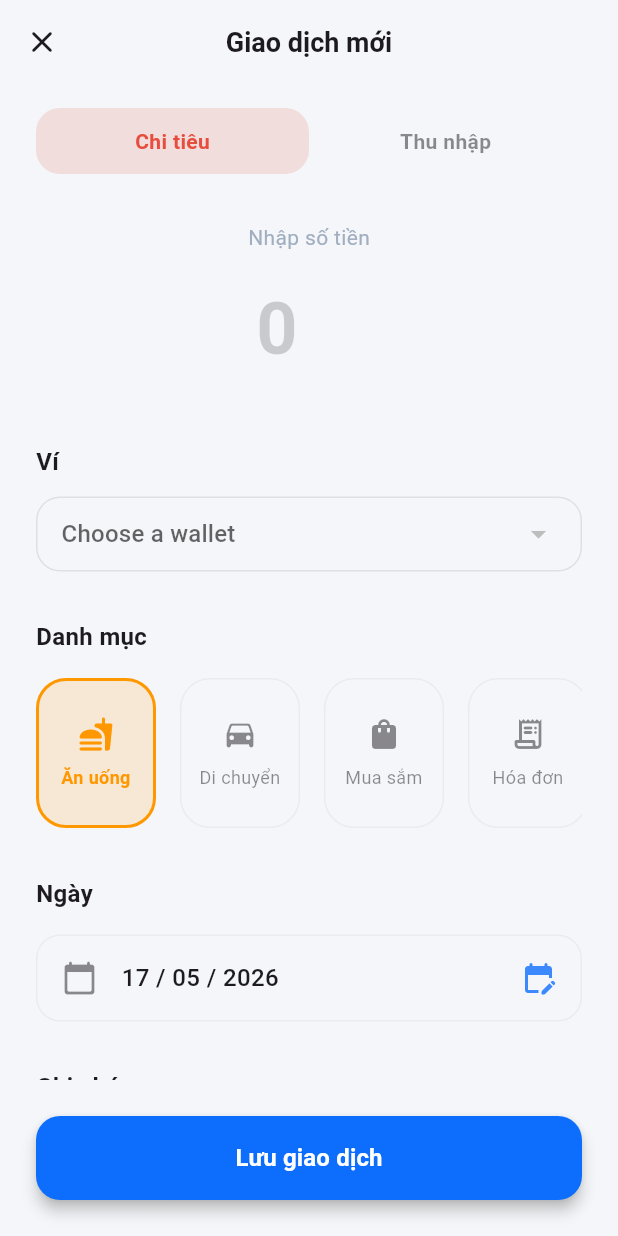
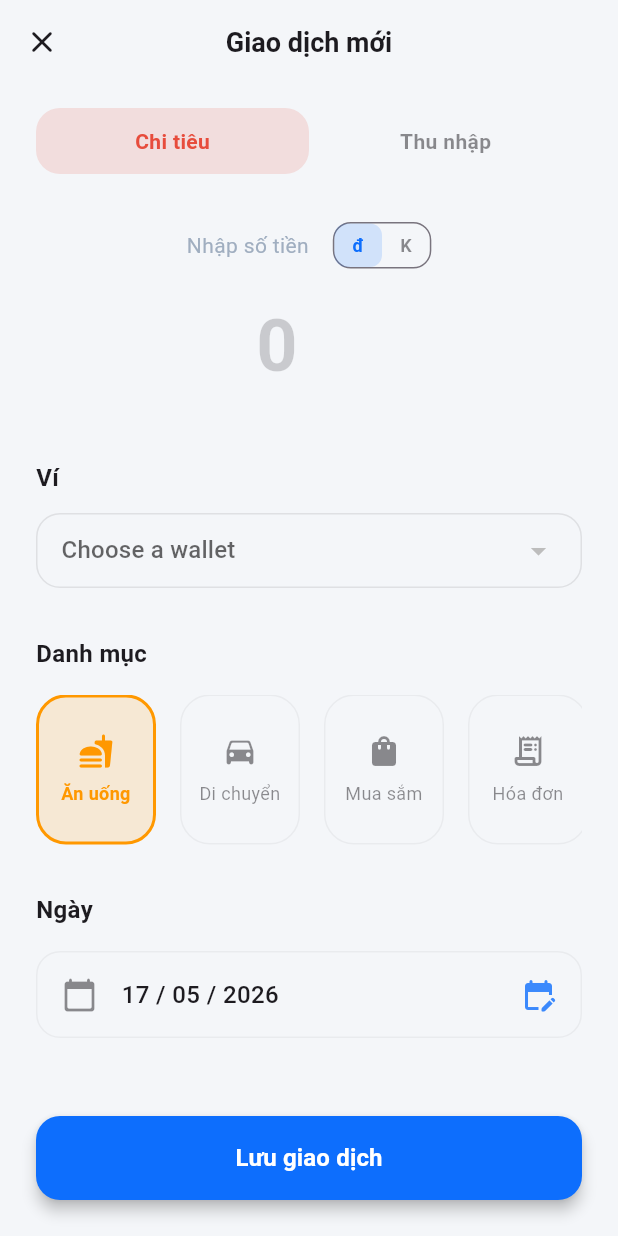
Before and after one commit to HugoExp1311/FinancialFlutter1, a Flutter app: the AddTransactionScreen screen opened directly, on a phone screen of 412 x 824 dp. Run offline on Flutter 3.47's test engine with Material 3 defaults, Android fonts, the phone set to English and light mode, and no system bars; our stand-ins replace equatable, flutter_dotenv, flutter_markdown, flutter_riverpod, image_picker, isar_community and 2 more; missing offline and left inert: window_manager; accounts and stored records are empty; generated files the repository leaves out were written again; network calls fail.

Commit message:
add transaction: đồng and K
thêm nghìn việt nam đồng (k)

```diff
--- a/app/lib/presentation/screens/add_transaction_screen.dart
+++ b/app/lib/presentation/screens/add_transaction_screen.dart
@@ -1,6 +1,8 @@
 import 'package:flutter/material.dart';
+import 'package:flutter/services.dart';
 import 'package:flutter_riverpod/flutter_riverpod.dart';
 import 'package:supabase_flutter/supabase_flutter.dart';
+import 'package:intl/intl.dart';
 import '../theme/app_theme.dart';
 import '../providers/app_providers.dart';
 import '../providers/language_provider.dart';
@@ -26,6 +28,7 @@ class _AddTransactionScreenState extends ConsumerState<AddTransactionScreen> {
   String? _selectedWalletId;
   List<Wallet> _wallets = [];
   bool _isLoadingWallets = true;
+  String _currencyUnit = 'VND'; // 'VND' hoặc 'K' (nghìn đồng)
 
   final TextEditingController _amountController = TextEditingController();
   final TextEditingController _noteController = TextEditingController();
@@ -103,6 +106,15 @@ class _AddTransactionScreenState extends ConsumerState<AddTransactionScreen> {
   List<Map<String, dynamic>> get _currentCategories =>
       _isExpense ? _expenseCategories : _incomeCategories;
 
+  // Custom formatter để thêm dấu phẩy mỗi 3 số
+  String _formatWithCommas(String value) {
+    if (value.isEmpty) return '';
+    final number = int.tryParse(value.replaceAll(',', ''));
+    if (number == null) return value;
+    final formatter = NumberFormat('#,###', 'en_US');
+    return formatter.format(number);
+  }
+
   @override
   void dispose() {
     _amountController.dispose();
@@ -145,6 +157,9 @@ class _AddTransactionScreenState extends ConsumerState<AddTransactionScreen> {
                     Center(
                       child: Column(
                         children: [
+                          Row(
+                            mainAxisAlignment: MainAxisAlignment.center,
+                            children: [
                               Text(
                                 AppTranslations.getText(lang, 'enter_amount'),
                                 style: const TextStyle(
@@ -152,16 +167,49 @@ class _AddTransactionScreenState extends ConsumerState<AddTransactionScreen> {
                                   fontSize: 14,
                                 ),
                               ),
+                              // Toggle đơn vị tiền tệ (chỉ hiện khi là Tiếng Việt)
+                              if (lang == 'vi') ...[
+                                const SizedBox(width: 16),
+                                Container(
+                                  decoration: BoxDecoration(
+                                    color: Theme.of(context).cardTheme.color,
+                                    borderRadius: BorderRadius.circular(12),
+                                    border: Border.all(color: Theme.of(context).dividerColor),
+                                  ),
+                                  child: Row(
+                                    mainAxisSize: MainAxisSize.min,
+                                    children: [
+                                      _buildUnitButton('VND', 'đ'),
+                                      _buildUnitButton('K', 'K'),
+                                    ],
+                                  ),
+                                ),
+                              ],
+                            ],
+                          ),
                           const SizedBox(height: 8),
                           IntrinsicWidth(
                             child: TextField(
                               controller: _amountController,
-                              keyboardType: const TextInputType.numberWithOptions(decimal: true),
+                              keyboardType: const TextInputType.numberWithOptions(decimal: false),
                               style: TextStyle(
                                 fontSize: 48,
                                 fontWeight: FontWeight.bold,
                                 color: Theme.of(context).colorScheme.onSurface
                               ),
+                              onChanged: (value) {
+                                // Format với dấu phẩy khi người dùng nhập
+                                final cleanValue = value.replaceAll(',', '');
+                                if (cleanValue.isNotEmpty && int.tryParse(cleanValue) != null) {
+                                  final formatted = _formatWithCommas(cleanValue);
+                                  if (formatted != value) {
+                                    _amountController.value = TextEditingValue(
+                                      text: formatted,
+                                      selection: TextSelection.collapsed(offset: formatted.length),
+                                    );
+                                  }
+                                }
+                              },
                               decoration: InputDecoration(
                                 prefixText: lang == 'en' ? '\$ ' : null,
                                 prefixStyle: TextStyle(
@@ -169,7 +217,7 @@ class _AddTransactionScreenState extends ConsumerState<AddTransactionScreen> {
                                   fontWeight: FontWeight.bold,
                                   color: Theme.of(context).colorScheme.onSurface,
                                 ),
-                                suffixText: lang == 'vi' ? ' đ' : null,
+                                suffixText: lang == 'vi' ? (_currencyUnit == 'VND' ? ' đ' : ' K') : null,
                                 suffixStyle: TextStyle(
                                   fontSize: 48,
                                   fontWeight: FontWeight.bold,
@@ -326,12 +374,19 @@ class _AddTransactionScreenState extends ConsumerState<AddTransactionScreen> {
       return;
     }
 
-    final amountInputRaw = double.tryParse(_amountController.text) ?? 0.0;
+    // Loại bỏ dấu phẩy trước khi parse
+    final cleanAmount = _amountController.text.replaceAll(',', '');
+    final amountInputRaw = double.tryParse(cleanAmount) ?? 0.0;
     if (amountInputRaw <= 0) return;
 
     double amountInUsd = amountInputRaw;
     if (lang == 'vi') {
+      // Nếu đơn vị là nghìn đồng (K), nhân với 1000
+      if (_currencyUnit == 'K') {
+        amountInUsd = (amountInputRaw * 1000) / 25000;
+      } else {
         amountInUsd = amountInputRaw / 25000;
+      }
     }
 
     final selectedCat = _currentCategories.firstWhere((c) => c['name'] == _selectedCategory);
@@ -418,6 +473,28 @@ class _AddTransactionScreenState extends ConsumerState<AddTransactionScreen> {
     );
   }
 
+  Widget _buildUnitButton(String unit, String label) {
+    final isActive = _currencyUnit == unit;
+    return GestureDetector(
+      onTap: () => setState(() => _currencyUnit = unit),
+      child: Container(
+        padding: const EdgeInsets.symmetric(horizontal: 12, vertical: 6),
+        decoration: BoxDecoration(
+          color: isActive ? AppTheme.primaryColor.withValues(alpha: 0.15) : Colors.transparent,
+          borderRadius: BorderRadius.circular(8),
+        ),
+        child: Text(
+          label,
+          style: TextStyle(
+            fontSize: 12,
+            fontWeight: FontWeight.bold,
+            color: isActive ? AppTheme.primaryColor : Theme.of(context).colorScheme.onSurface.withValues(alpha: 0.5),
+          ),
+        ),
+      ),
+    );
+  }
+
   Widget _buildCategoryItem(String lang, String name, IconData icon, Color color, bool isSelected) {
     final displayName = AppTranslations.getText(lang, name.toLowerCase());
 
--- a/app/pubspec.yaml
+++ b/app/pubspec.yaml
@@ -45,6 +45,7 @@ dependencies:
   window_manager: ^0.5.1
   equatable: ^2.0.5
   flutter_markdown: ^0.7.3+1
+  intl: ^0.19.0
   # --- Local packages (Monorepo) ---
   core_domain:
     path: ../packages/core_domain
```
Lines whose indentation alone changed are shown as unchanged.
